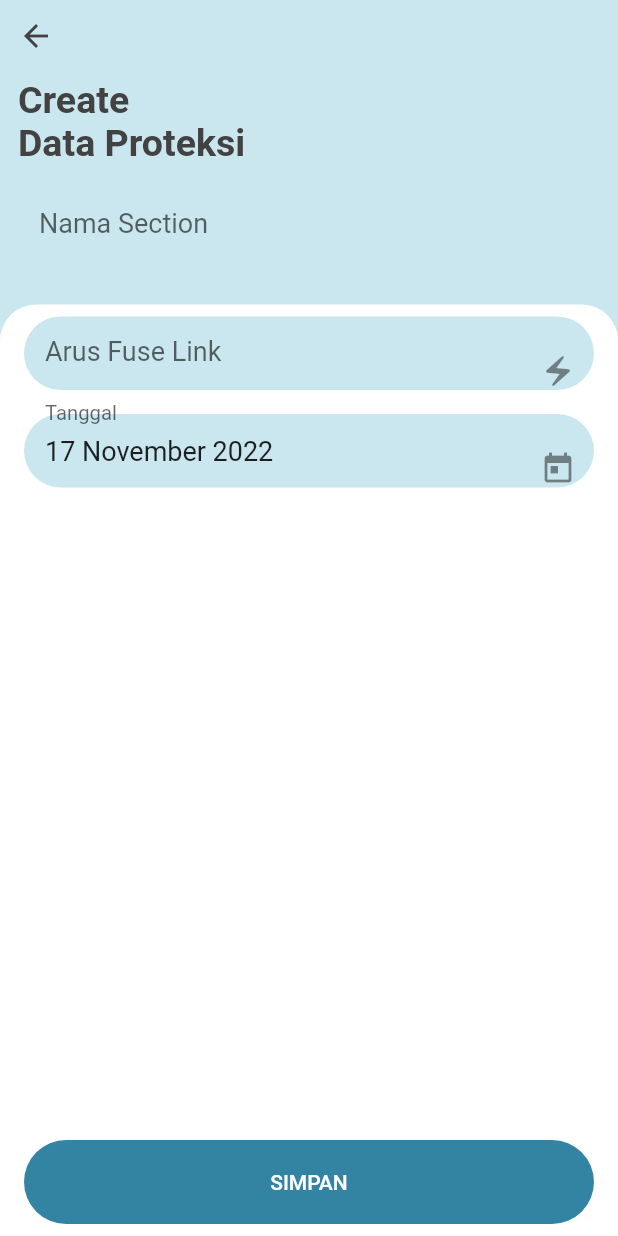
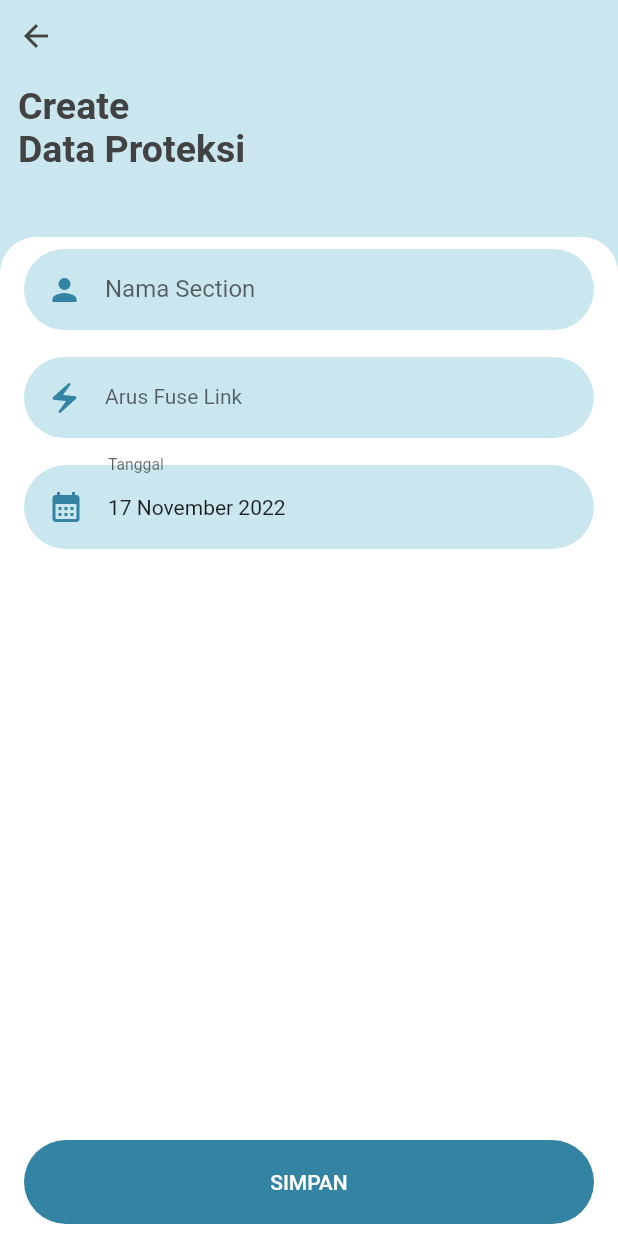
Before and after one commit to ayuariesta/mocoringan_app, a Flutter app: the ProteksiForm screen opened directly, on a phone screen of 412 x 824 dp. Run offline on Flutter 3.47's test engine with Material 2 defaults, Android fonts, the light colour scheme and no system bars; our stand-ins replace cloud_firestore, firebase_core, flutter_svg, shared_preferences; missing offline and left inert: qr_code_scanner; accounts and stored records are empty.

Commit message:
CRUD Proteksi

```diff
--- a/lib/screen/input_proteksi.dart
+++ b/lib/screen/input_proteksi.dart
@@ -109,7 +109,7 @@ class _ProteksiFormState extends State<ProteksiForm> {
               color: Colors.grey[800],
             ),
           ),
-          SizedBox(height: 16.0),
+          SizedBox(height: 20.0),
           Text(
             widget.isEdit ? 'Edit\nData Proteksi' : 'Create\nData Proteksi',
             style: TextStyle(
@@ -119,13 +119,6 @@ class _ProteksiFormState extends State<ProteksiForm> {
             ),
           ),
           SizedBox(height: 16.0),
-          TextField(
-            controller: sectionController,
-            decoration: InputDecoration(
-              labelText: 'Nama Section',
-            ),
-            style: TextStyle(fontSize: 18.0),
-          ),
         ],
       ),
     );
@@ -145,31 +138,39 @@ class _ProteksiFormState extends State<ProteksiForm> {
         child: Column(
           children: <Widget>[
             TextField(
+              controller: sectionController,
+              decoration: InputDecoration(
+                labelText: 'Nama Section',
+                prefixIcon: Padding(
+                  padding: EdgeInsets.all(15.0),
+                  child: Icon(Icons.person),
+                ),
+              ),
+              style: TextStyle(fontSize: 16.0),
+            ),
+            SizedBox(height: 18.0),
+            TextField(
               controller: arusController,
               decoration: InputDecoration(
                 label: Text('Arus Fuse Link'),
-                suffixIcon: Column(
-                  mainAxisAlignment: MainAxisAlignment.end,
-                  children: <Widget>[
-                    Icon(Icons.electric_bolt),
-                  ],
+                prefixIcon: Padding(
+                  padding: EdgeInsets.all(15.0),
+                  child: Icon(Icons.electric_bolt),
                 ),
               ),
-              style: TextStyle(fontSize: 18.0),
+              style: TextStyle(fontSize: 14.0),
             ),
-            SizedBox(height: 16.0),
+            SizedBox(height: 18.0),
             TextField(
               controller: tanggalController,
               decoration: InputDecoration(
                 label: Text('Tanggal'),
-                suffixIcon: Column(
-                  mainAxisAlignment: MainAxisAlignment.end,
-                  children: <Widget>[
-                    Icon(Icons.today),
-                  ],
+                prefixIcon: Padding(
+                  padding: EdgeInsets.all(16.0),
+                  child: Icon(Icons.calendar_month),
                 ),
               ),
-              style: TextStyle(fontSize: 18.0),
+              style: TextStyle(fontSize: 14.0),
               readOnly: true,
               onTap: () async {
                 DateTime today = DateTime.now();
--- a/lib/screen/proteksi.dart
+++ b/lib/screen/proteksi.dart
@@ -33,6 +33,7 @@ class _ProteksiListState extends State<ProteksiList> {
         ),
       ),
       floatingActionButton: FloatingActionButton(
+        heroTag: "btn2",
         child: Icon(
           Icons.add,
           color: kPrimaryLightColor,
```
